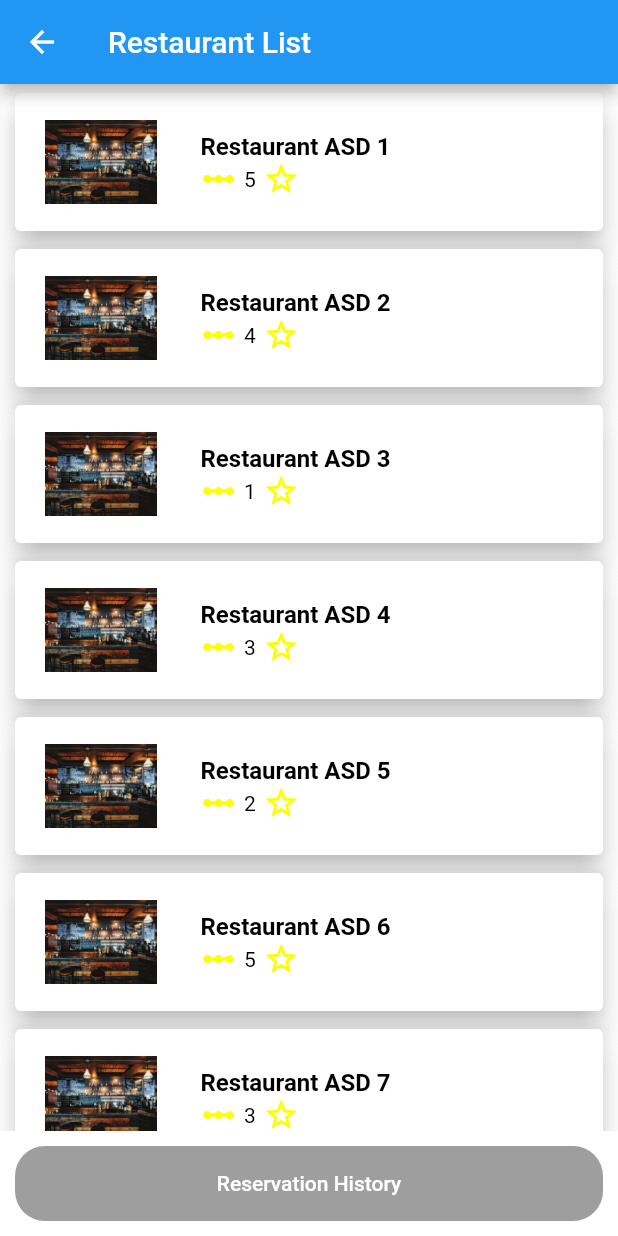
After one commit to samueljiwandono0310/restaruant-app, a Flutter app: the MainScreen screen opened by its route, on a phone screen of 412 x 824 dp. The commit adds this screen. Run offline on Flutter 3.47's test engine with Material 2 defaults, Android fonts, the light colour scheme and no system bars; our stand-ins replace get, shared_preferences, sqflite; accounts and stored records are empty.

Commit message:
feat: implementation restaurant list view

```diff
--- a/lib/bloc/login_bloc.dart
+++ b/lib/bloc/login_bloc.dart
@@ -1,4 +1,5 @@
 import 'package:flutter/foundation.dart';
+import 'package:get/get.dart';
 import 'package:restaurant_app/helper/databaseHelper.dart';
 import 'package:restaurant_app/helper/pref_helper.dart';
 import 'package:restaurant_app/helper/pref_key.dart';
@@ -27,6 +28,9 @@ class LoginBloc {
               print(
                   "result : ${value.id} , ${value.userName}, ${value.password} "),
             });
+    Future.delayed(Duration(seconds: 5)).then((_) {
+      Get.offNamedUntil("main-screen", (route) => false);
+    });
   }
 
   void _setCredential(
--- a/lib/config/routes.dart
+++ b/lib/config/routes.dart
@@ -1,5 +1,6 @@
 import 'package:flutter/material.dart';
 import 'package:restaurant_app/screens/login_screen/login_screen.dart';
+import 'package:restaurant_app/screens/main_screen/main_screen.dart';
 import 'package:restaurant_app/screens/registration_screen/registration_screen.dart';
 import 'package:restaurant_app/screens/splash_screen/splash_screen.dart';
 
@@ -12,6 +13,8 @@ class NavigationRoutes {
         return MaterialPageRoute(builder: (_) => LoginScreen());
       case 'registration-screen':
         return MaterialPageRoute(builder: (_) => RegistrationScreen());
+      case 'main-screen':
+        return MaterialPageRoute(builder: (_) => MainScreen());
       default:
         return MaterialPageRoute(
           builder: (_) => Scaffold(
--- a/lib/dummy/dummy_data.dart
+++ b/lib/dummy/dummy_data.dart
@@ -1,4 +1,4 @@
-import 'package:restaurant_app/model/list_restaurant_model.dart';
+import 'package:restaurant_app/model/restauran_model.dart';
 import 'package:restaurant_app/model/user_model.dart';
 
 class DummyData {
@@ -257,4 +257,55 @@ class DummyData {
       nickName: "aaa",
       password: "aaa",
       userName: "aaa");
+
+  static var restaurantList = [
+    RestaurantData(
+      id: "1",
+      restaurantImage: "assets/dummy_pic.jpg",
+      restaurantName: "Restaurant ASD 1",
+      restaurantRating: 5,
+    ),
+    RestaurantData(
+      id: "2",
+      restaurantImage: "assets/dummy_pic.jpg",
+      restaurantName: "Restaurant ASD 2",
+      restaurantRating: 4,
+    ),
+    RestaurantData(
+      id: "3",
+      restaurantImage: "assets/dummy_pic.jpg",
+      restaurantName: "Restaurant ASD 3",
+      restaurantRating: 1,
+    ),
+    RestaurantData(
+      id: "4",
+      restaurantImage: "assets/dummy_pic.jpg",
+      restaurantName: "Restaurant ASD 4",
+      restaurantRating: 3,
+    ),
+    RestaurantData(
+      id: "5",
+      restaurantImage: "assets/dummy_pic.jpg",
+      restaurantName: "Restaurant ASD 5",
+      restaurantRating: 2,
+    ),
+    RestaurantData(
+      id: "6",
+      restaurantImage: "assets/dummy_pic.jpg",
+      restaurantName: "Restaurant ASD 6",
+      restaurantRating: 5,
+    ),
+    RestaurantData(
+      id: "7",
+      restaurantImage: "assets/dummy_pic.jpg",
+      restaurantName: "Restaurant ASD 7",
+      restaurantRating: 3,
+    ),
+    RestaurantData(
+      id: "8",
+      restaurantImage: "assets/dummy_pic.jpg",
+      restaurantName: "Restaurant ASD 8",
+      restaurantRating: 2,
+    ),
+  ].toList();
 }
--- a/lib/model/list_restaurant_model.dart
+++ /dev/null
@@ -1,10 +0,0 @@
-class ListRestaurantModel{
-  List<RestaurantData> listRestaurant;
-}
-
-class RestaurantData {
-  String id;
-  String restaurantName;
-  int restaurantRating;
-  String restaurantImage;
-}
--- /dev/null
+++ b/lib/model/restauran_model.dart
@@ -0,0 +1,13 @@
+class RestaurantData {
+  String id;
+  String restaurantName;
+  int restaurantRating;
+  String restaurantImage;
+
+  RestaurantData({
+    this.id,
+    this.restaurantImage,
+    this.restaurantName,
+    this.restaurantRating,
+  });
+}
--- /dev/null
+++ b/lib/screens/main_screen/main_screen.dart
@@ -0,0 +1,121 @@
+import 'package:flutter/material.dart';
+import 'package:restaurant_app/dummy/dummy_data.dart';
+
+class MainScreen extends StatefulWidget {
+  @override
+  _MainScreenState createState() => _MainScreenState();
+}
+
+class _MainScreenState extends State<MainScreen> {
+  void _onItemTapped() {
+    print("object");
+  }
+
+  @override
+  Widget build(BuildContext context) {
+    return Scaffold(
+      backgroundColor: Colors.white,
+      appBar: AppBar(
+        title: Text(
+          "Restaurant List",
+          style: TextStyle(
+            color: Colors.white,
+          ),
+        ),
+      ),
+      body: Container(
+        child: ListView.builder(
+          scrollDirection: Axis.vertical,
+          shrinkWrap: true,
+          itemCount: DummyData.restaurantList.length,
+          itemBuilder: (BuildContext context, int index) {
+            return Card(
+              elevation: 8.0,
+              margin: new EdgeInsets.symmetric(
+                horizontal: 10.0,
+                vertical: 6.0,
+              ),
+              child: Container(
+                decoration: BoxDecoration(
+                    color: Colors.white,
+                    borderRadius: BorderRadius.circular(20.0)),
+                child: ListTile(
+                  contentPadding: EdgeInsets.symmetric(
+                    horizontal: 20.0,
+                    vertical: 10.0,
+                  ),
+                  leading: Container(
+                    padding: EdgeInsets.only(right: 12.0),
+                    decoration: new BoxDecoration(
+                      border: new Border(
+                        right: new BorderSide(
+                          width: 1.0,
+                          color: Colors.white24,
+                        ),
+                      ),
+                    ),
+                    child: Image.asset(
+                        DummyData.restaurantList[index].restaurantImage),
+                  ),
+                  title: Text(
+                    DummyData.restaurantList[index].restaurantName,
+                    style: TextStyle(
+                        color: Colors.black, fontWeight: FontWeight.bold),
+                  ),
+                  subtitle: Row(
+                    children: <Widget>[
+                      Icon(Icons.linear_scale, color: Colors.yellowAccent),
+                      SizedBox(
+                        width: 5.0,
+                      ),
+                      Text(
+                        "${DummyData.restaurantList[index].restaurantRating}",
+                        style: TextStyle(
+                          color: Colors.black,
+                        ),
+                      ),
+                      SizedBox(
+                        width: 5.0,
+                      ),
+                      Icon(Icons.star_outline, color: Colors.yellowAccent)
+                    ],
+                  ),
+                  trailing: Icon(
+                    Icons.keyboard_arrow_right,
+                    color: Colors.white,
+                    size: 30.0,
+                  ),
+                ),
+              ),
+            );
+          },
+        ),
+      ),
+      bottomNavigationBar: GestureDetector(
+        onTap: () {
+          print("object");
+        },
+        child: Container(
+          margin: EdgeInsets.all(10.0),
+          height: 50.0,
+          width: double.infinity,
+          decoration: BoxDecoration(
+            color: Colors.grey,
+            borderRadius: BorderRadius.circular(
+              20.0,
+            ),
+          ),
+          child: Center(
+            child: Text(
+              "Reservation History",
+              style: TextStyle(
+                color: Colors.white,
+                fontWeight: FontWeight.w500,
+              ),
+            ),
+          ),
+        ),
+      ),
+    );
+  }
+}
--- a/pubspec.yaml
+++ b/pubspec.yaml
@@ -47,9 +47,8 @@ flutter:
   uses-material-design: true
 
   # To add assets to your application, add an assets section, like this:
-  # assets:
-  #   - images/a_dot_burr.jpeg
-  #   - images/a_dot_ham.jpeg
+  assets:
+    - assets/
 
   # An image asset can refer to one or more resolution-specific "variants", see
   # https://flutter.dev/assets-and-images/#resolution-aware.
```
Also changed, not shown: assets/dummy_pic.jpg (added).
